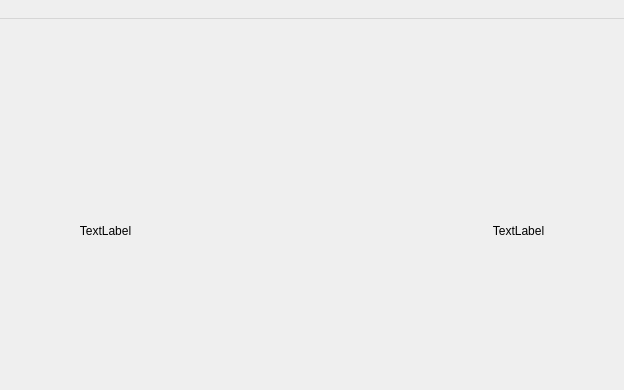
Qt form QtViewer/mainwindow.ui (arl/artificial-old) before a commit; both pictures show x 109 to 733 and y 0 to 390 of the 842 by 631 pixel window.
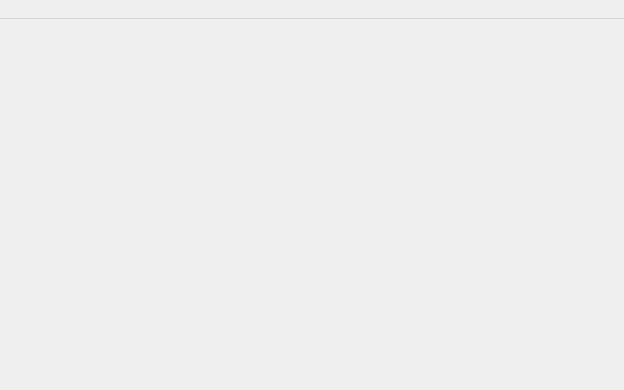
The same form after that commit.

Patch:
```diff
--- a/QtViewer/mainwindow.ui
+++ b/QtViewer/mainwindow.ui
@@ -26,7 +26,7 @@
          </sizepolicy>
         </property>
         <property name="text">
-         <string>TextLabel</string>
+         <string/>
         </property>
         <property name="alignment">
          <set>Qt::AlignCenter</set>
@@ -42,7 +42,7 @@
          </sizepolicy>
         </property>
         <property name="text">
-         <string>TextLabel</string>
+         <string/>
         </property>
         <property name="alignment">
          <set>Qt::AlignCenter</set>
```
Left out of the diff: 4 changed lines with no effect on the pictures.
